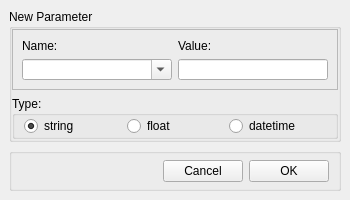
BamWolf/altium-common-library.client, file src/ui/parameterdialog.ui: the form before one commit.
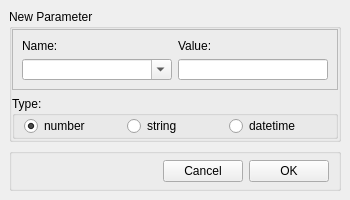
The form after the commit.

```diff
--- a/src/ui/parameterdialog.ui
+++ b/src/ui/parameterdialog.ui
@@ -127,9 +127,9 @@
              <number>0</number>
             </property>
             <item>
-             <widget class="QRadioButton" name="stringRadio">
+             <widget class="QRadioButton" name="floatRadio">
               <property name="text">
-               <string>string</string>
+               <string>number</string>
               </property>
               <property name="checked">
                <bool>true</bool>
@@ -137,9 +137,12 @@
              </widget>
             </item>
             <item>
-             <widget class="QRadioButton" name="floatRadio">
+             <widget class="QRadioButton" name="stringRadio">
               <property name="text">
-               <string>float</string>
+               <string>string</string>
+              </property>
+              <property name="checked">
+               <bool>false</bool>
               </property>
              </widget>
             </item>
```
